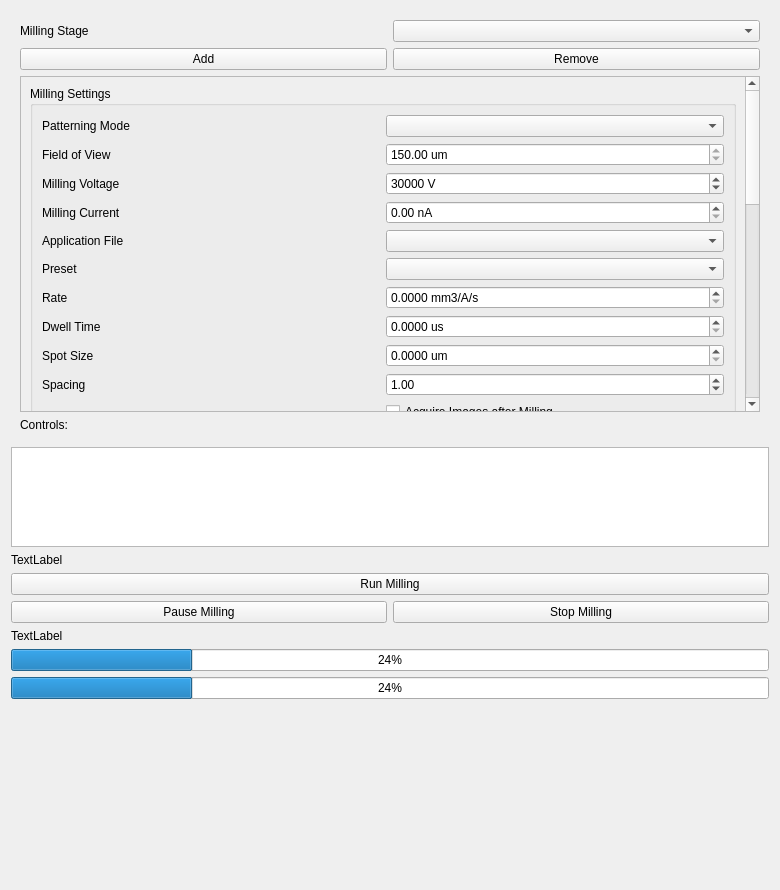
DeMarcoLab/fibsem, file fibsem/ui/qtdesigner_files/FibsemMillingWidget.ui: the form before one commit.
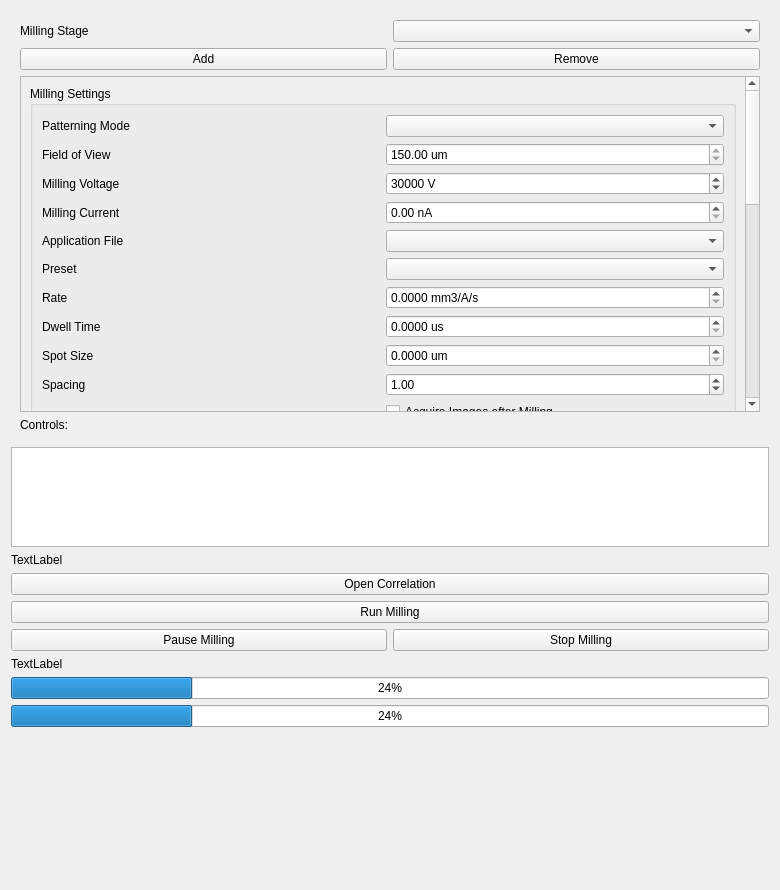
The form after the commit.

Commit message: [feat] add fm correlation to milling widget

The edit to the form file:
```diff
--- a/fibsem/ui/qtdesigner_files/FibsemMillingWidget.ui
+++ b/fibsem/ui/qtdesigner_files/FibsemMillingWidget.ui
@@ -14,7 +14,14 @@
    <string>Form</string>
   </property>
   <layout class="QGridLayout" name="gridLayout">
-   <item row="27" column="0">
+   <item row="31" column="0" colspan="2">
+    <widget class="QProgressBar" name="progressBar_milling">
+     <property name="value">
+      <number>24</number>
+     </property>
+    </widget>
+   </item>
+   <item row="28" column="0">
     <widget class="QPushButton" name="pushButton_pause_milling">
      <property name="text">
       <string>Pause Milling</string>
@@ -22,33 +29,20 @@
     </widget>
    </item>
    <item row="30" column="0" colspan="2">
-    <widget class="QProgressBar" name="progressBar_milling">
+    <widget class="QProgressBar" name="progressBar_milling_stages">
      <property name="value">
       <number>24</number>
      </property>
     </widget>
    </item>
-   <item row="27" column="1">
+   <item row="28" column="1">
     <widget class="QPushButton" name="pushButton_stop_milling">
      <property name="text">
       <string>Stop Milling</string>
      </property>
     </widget>
    </item>
-   <item row="31" column="0" colspan="2">
-    <spacer name="verticalSpacer">
-     <property name="orientation">
-      <enum>Qt::Vertical</enum>
-     </property>
-     <property name="sizeHint" stdset="0">
-      <size>
-       <width>20</width>
-       <height>40</height>
-      </size>
-     </property>
-    </spacer>
-   </item>
-   <item row="26" column="0" colspan="2">
+   <item row="27" column="0" colspan="2">
     <widget class="QPushButton" name="pushButton_run_milling">
      <property name="text">
       <string>Run Milling</string>
@@ -71,17 +65,17 @@
      </property>
     </widget>
    </item>
-   <item row="28" column="0" colspan="2">
-    <widget class="QLabel" name="label_milling_information">
-     <property name="text">
-      <string>TextLabel</string>
-     </property>
-    </widget>
-   </item>
    <item row="29" column="0" colspan="2">
-    <widget class="QProgressBar" name="progressBar_milling_stages">
-     <property name="value">
-      <number>24</number>
+    <widget class="QLabel" name="label_milling_information">
+     <property name="text">
+      <string>TextLabel</string>
+     </property>
+    </widget>
+   </item>
+   <item row="25" column="0" colspan="2">
+    <widget class="QLabel" name="label_milling_estimated_time">
+     <property name="text">
+      <string>TextLabel</string>
      </property>
     </widget>
    </item>
@@ -600,10 +594,23 @@
      </layout>
     </widget>
    </item>
-   <item row="25" column="0" colspan="2">
-    <widget class="QLabel" name="label_milling_estimated_time">
+   <item row="32" column="0" colspan="2">
+    <spacer name="verticalSpacer">
+     <property name="orientation">
+      <enum>Qt::Vertical</enum>
+     </property>
+     <property name="sizeHint" stdset="0">
+      <size>
+       <width>20</width>
+       <height>40</height>
+      </size>
+     </property>
+    </spacer>
+   </item>
+   <item row="26" column="0" colspan="2">
+    <widget class="QPushButton" name="pushButton_open_correlation">
      <property name="text">
-      <string>TextLabel</string>
+      <string>Open Correlation</string>
      </property>
     </widget>
    </item>
```
Left out of the diff: 2 changed lines with no effect on the pictures. The commit also changes 2 other files.
